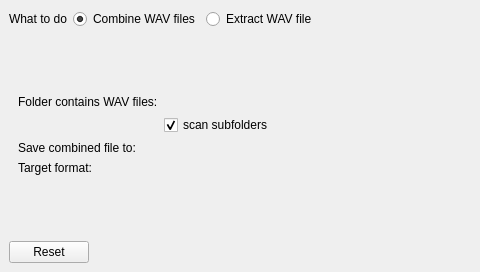
Old version of the form src/mainwindow.ui in the repository shine5402/KiraWavTar; both pictures show x 0 to 480 and y 0 to 272 of the 881 by 272 pixel window.
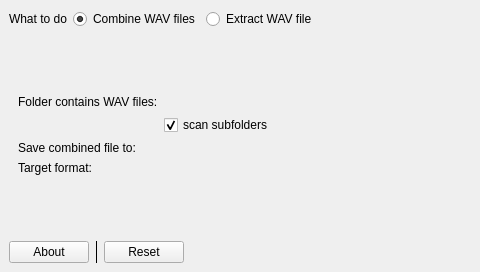
New version of the form. Custom widgets are drawn as their Qt base class.

Commit message: add about and icon resource

Patch:
```diff
--- a/src/mainwindow.ui
+++ b/src/mainwindow.ui
@@ -254,6 +254,23 @@
     </item>
     <item>
      <layout class="QHBoxLayout" name="horizontalLayout_2">
+      <item>
+       <widget class="QPushButton" name="aboutButton">
+        <property name="text">
+         <string>About</string>
+        </property>
+       </widget>
+      </item>
+      <item>
+       <widget class="Line" name="leftBottomButtonLine">
+        <property name="frameShadow">
+         <enum>QFrame::Plain</enum>
+        </property>
+        <property name="orientation">
+         <enum>Qt::Vertical</enum>
+        </property>
+       </widget>
+      </item>
       <item>
        <widget class="QPushButton" name="resetButton">
         <property name="text">
```
The commit also changes 5 other files.
